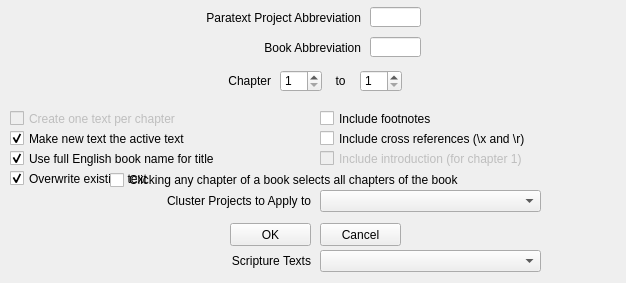
Old version of the form Dev/Lib/Windows/ParatextChapSelectionDlg.ui in the repository rmlockwood/FLExTrans.
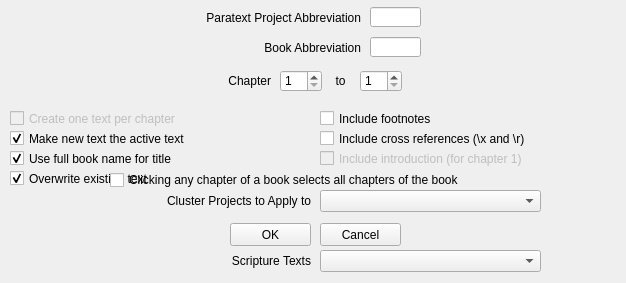
New version of the form.

Patch:
```diff
--- a/Dev/Lib/Windows/ParatextChapSelectionDlg.ui
+++ b/Dev/Lib/Windows/ParatextChapSelectionDlg.ui
@@ -116,7 +116,7 @@
      <string>Otherwise we will just use the book abbreviation.</string>
     </property>
     <property name="text">
-     <string>Use full English book name for title</string>
+     <string>Use full book name for title</string>
     </property>
     <property name="checked">
      <bool>true</bool>
```
